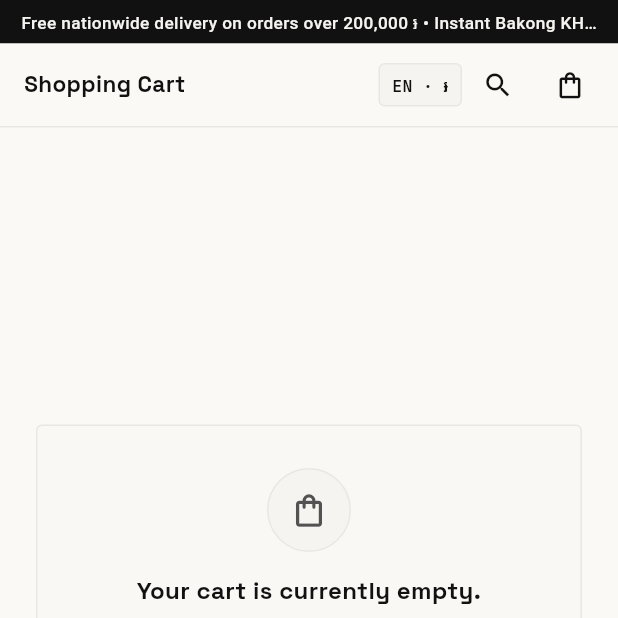
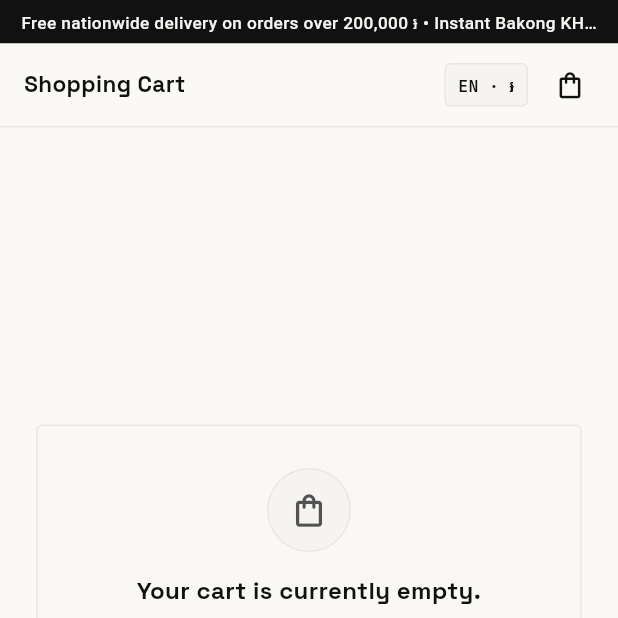
Before and after one commit to KCGtheReal/E-Commerce-Flutter, a Flutter app: the screen it shows after launch, item 3 of the bottom bar chosen, on a phone screen of 412 x 824 dp, the top half of it. Run offline on Flutter 3.47's test engine with Material 3 defaults, Android fonts, the phone set to English and light mode, and no system bars; our stand-ins replace cloud_firestore, firebase_core, google_fonts, qr_flutter, shared_preferences, web; missing offline and left inert: dart:js_interop; accounts and stored records are empty; network calls fail; Roboto replaces fonts that are missing (Kantumruy Pro).

Commit message:
chore(mobile): remove redundant search button from mobile header (v1.0.2+3)

```diff
--- a/lib/widgets/reset_scaffold.dart
+++ b/lib/widgets/reset_scaffold.dart
@@ -223,10 +223,7 @@ class _MobileHeader extends StatelessWidget {
             ),
           ),
         ),
-        IconButton(
-          onPressed: () => SearchModal.show(context),
-          icon: const Icon(Icons.search, size: 21),
-        ),
+        const SizedBox(width: 4),
         Stack(
           alignment: Alignment.center,
           children: <Widget>[
--- a/pubspec.yaml
+++ b/pubspec.yaml
@@ -16,7 +16,7 @@ publish_to: 'none' # Remove this line if you wish to publish to pub.dev
 # https://developer.apple.com/library/archive/documentation/General/Reference/InfoPlistKeyReference/Articles/CoreFoundationKeys.html
 # In Windows, build-name is used as the major, minor, and patch parts
 # of the product and file versions while build-number is used as the build suffix.
-version: 1.0.1+2
+version: 1.0.2+3
 
 environment:
   sdk: ^3.9.0
```
Also changed, not shown: 1 other file.
